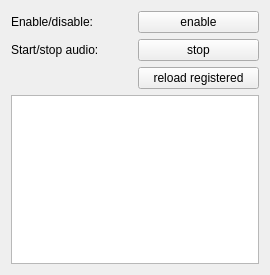
Old version of the form src/blackgui/components/audioadvanceddistributedcomponent.ui in the repository swift-project/pilotclient.
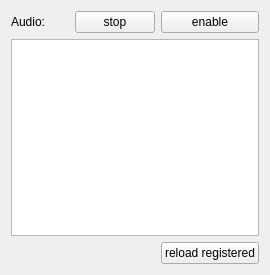
New version of the form. Custom widgets are drawn as their Qt base class.

Commit message: [AFV], Ref T731, Ref T739 made the adv. audio devices page a bit smaller

Patch:
```diff
--- a/src/blackgui/components/audioadvanceddistributedcomponent.ui
+++ b/src/blackgui/components/audioadvanceddistributedcomponent.ui
@@ -14,21 +14,14 @@
    <string>Frame</string>
   </property>
   <layout class="QGridLayout" name="gridLayout">
-   <item row="0" column="1">
+   <item row="0" column="2">
     <widget class="QPushButton" name="pb_EnableDisable">
      <property name="text">
       <string>enable</string>
      </property>
     </widget>
    </item>
-   <item row="0" column="0">
-    <widget class="QLabel" name="lbl_EnableDisable">
-     <property name="text">
-      <string>Enable/disable:</string>
-     </property>
-    </widget>
-   </item>
-   <item row="3" column="0" colspan="2">
+   <item row="2" column="0" colspan="3">
     <widget class="BlackGui::Views::CAudioDeviceInfoView" name="tvp_RegisteredDevices">
      <attribute name="verticalHeaderVisible">
       <bool>false</bool>
@@ -38,21 +31,21 @@
      </attribute>
     </widget>
    </item>
-   <item row="1" column="0">
-    <widget class="QLabel" name="lbl_StartStop">
-     <property name="text">
-      <string>Start/stop audio:</string>
-     </property>
-    </widget>
-   </item>
-   <item row="1" column="1">
+   <item row="0" column="1">
     <widget class="QPushButton" name="pb_StartStop">
      <property name="text">
       <string>stop</string>
      </property>
     </widget>
    </item>
-   <item row="2" column="1">
+   <item row="0" column="0">
+    <widget class="QLabel" name="lbl_EnableDisable">
+     <property name="text">
+      <string>Audio:</string>
+     </property>
+    </widget>
+   </item>
+   <item row="3" column="2">
     <widget class="QPushButton" name="pb_ReloadRegistered">
      <property name="text">
       <string>reload registered</string>
```
Left out of the diff: 3 changed lines with no effect on the pictures.
